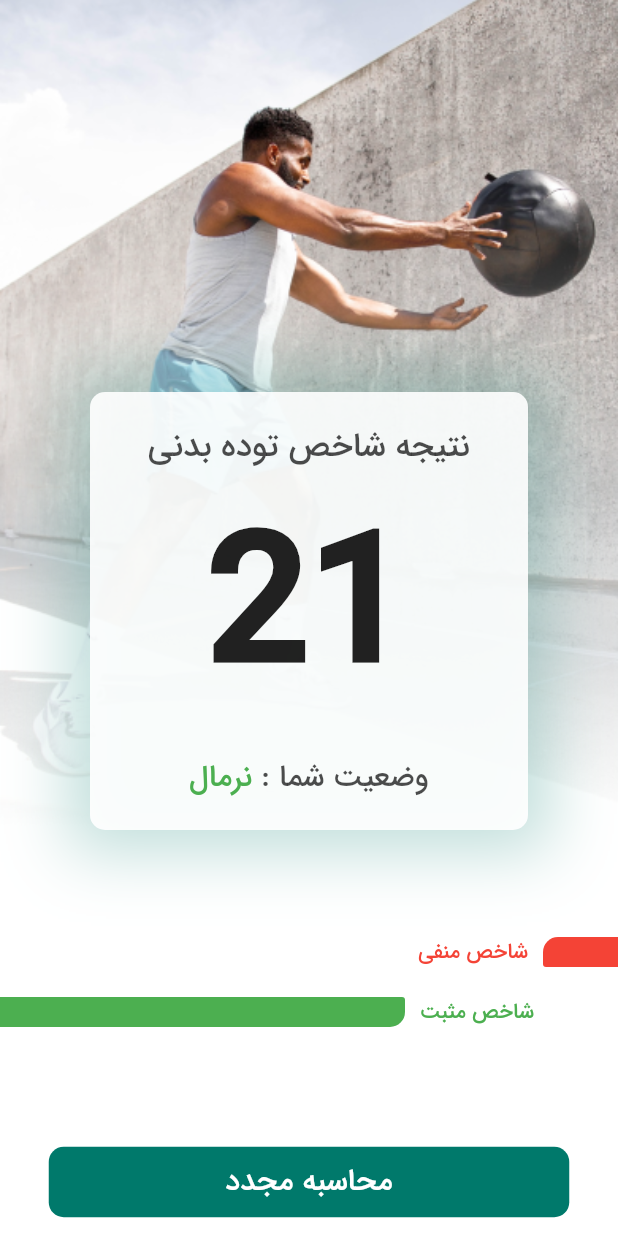
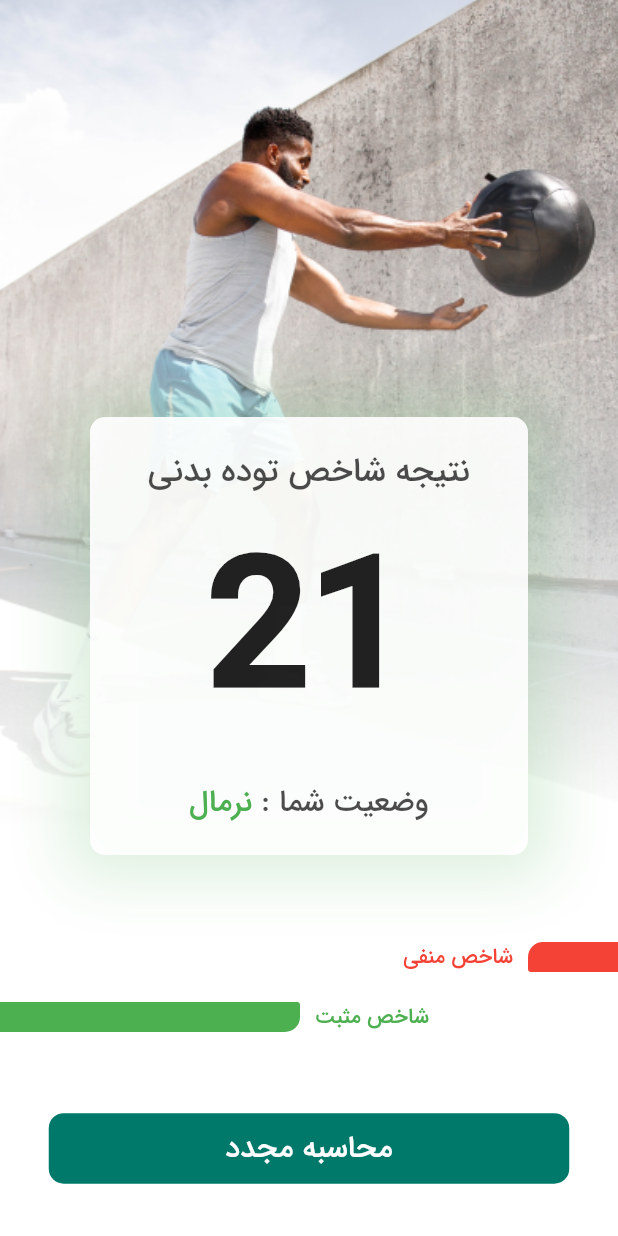
Before and after one commit to ZhiaDev/bmi-calc, a Flutter app: the screen it shows after launch, after a tap on "محاسبه", on a phone screen of 412 x 824 dp. Run offline on Flutter 3.47's test engine with Material 2 defaults, Android fonts, the phone set to English and light mode, and no system bars.

Commit message:
App architecture update

```diff
--- a/lib/home_screen.dart
+++ b/lib/home_screen.dart
@@ -30,17 +30,20 @@ class _HomeScreenState extends State<HomeScreen> {
       child: Scaffold(
         backgroundColor: Colors.transparent,
         body: SafeArea(
+          child: Column(children: [
+            Expanded(
+              flex: 65,
+              child: Container(
                 child: Column(
+                  mainAxisAlignment: MainAxisAlignment.end,
                   children: [
+                    /* app title Section */
                     Row(
                       mainAxisAlignment: MainAxisAlignment.end,
                       children: [
                         Column(
                           crossAxisAlignment: CrossAxisAlignment.end,
                           children: [
-                      SizedBox(
-                        height: 405,
-                      ),
                             Text(
                               'BMI خودتو',
                               style: TextStyle(fontSize: 25),
@@ -53,12 +56,24 @@ class _HomeScreenState extends State<HomeScreen> {
                               textDirection: TextDirection.rtl,
                               textAlign: TextAlign.right,
                             ),
+                            SizedBox(height: 16)
                           ],
                         ),
-                  SizedBox(width: 10),
+                        SizedBox(width: 16),
                       ],
                     ),
-              SizedBox(height: 25),
+                  ],
+                ),
+              ),
+            ),
+
+            /* Slider input Section */
+            Expanded(
+              flex: 25,
+              child: Container(
+                child: Column(
+                  mainAxisAlignment: MainAxisAlignment.center,
+                  children: [
                     Padding(
                       padding: EdgeInsets.symmetric(horizontal: 24),
                       child: Row(
@@ -132,20 +147,31 @@ class _HomeScreenState extends State<HomeScreen> {
                       inactiveColor: Colors.black.withOpacity(0.2),
                       thumbColor: Color(0xFF00796B),
                     ),
-              SizedBox(
-                height: 25,
+                  ],
                 ),
+              ),
+            ),
+
+            /* Calculate Button Section */
+            Expanded(
+              flex: 10,
+              child: Container(
+                child: Center(
+                  child: Column(
+                      mainAxisAlignment: MainAxisAlignment.start,
+                      children: [
                         TextButton(
                           style: TextButton.styleFrom(
                               shape: const RoundedRectangleBorder(
-                      borderRadius: BorderRadius.all(Radius.circular(10)),
+                                borderRadius:
+                                    BorderRadius.all(Radius.circular(10)),
                               ),
                               primary: Colors.white,
                               minimumSize: Size(347, 47),
+                              maximumSize: Size(347, 47),
                               backgroundColor: Color(0xFF00796B)),
                           onPressed: () {
                             double result = weight / pow(height / 100, 2);
-                  print(result.round());
 
                             Navigator.of(context).push(
                               MaterialPageRoute(
@@ -162,32 +188,32 @@ class _HomeScreenState extends State<HomeScreen> {
 
                             setState(() {
                               if (result < 18.5) {
-                      weightBad = 250;
-                      weightGood = 70;
+                                weightBad = 185;
+                                weightGood = 75;
                                 resultText = 'کمبود وزن';
                                 stateColor = Colors.lightBlue;
                                 bg = 'bg1.png';
                               } else if (result >= 18.5 && result <= 24.9) {
-                      weightBad = 50;
-                      weightGood = 270;
+                                weightBad = 60;
+                                weightGood = 200;
                                 resultText = 'نرمال';
                                 stateColor = Color(0xFF4CAF50);
                                 bg = 'bg2.png';
                               } else if (result >= 25 && result <= 29.9) {
-                      weightBad = 220;
-                      weightGood = 80;
+                                weightBad = 130;
+                                weightGood = 90;
                                 resultText = 'اضافه وزن';
                                 stateColor = Colors.amber;
                                 bg = 'bg3.png';
                               } else if (result >= 30 && result <= 34.9) {
-                      weightBad = 270;
-                      weightGood = 65;
+                                weightBad = 185;
+                                weightGood = 75;
                                 resultText = 'اضافه وزن زیاد';
                                 stateColor = Color(0xFFDA5229);
                                 bg = 'bg4.png';
                               } else if (result >= 35) {
-                      weightBad = 300;
-                      weightGood = 50;
+                                weightBad = 200;
+                                weightGood = 60;
                                 resultText = 'چاق مفرط';
                                 stateColor = Color(0xFFB91408);
                                 bg = 'bg5.png';
@@ -200,8 +226,11 @@ class _HomeScreenState extends State<HomeScreen> {
                             textAlign: TextAlign.center,
                           ),
                         ),
-            ],
+                      ]),
                 ),
+              ),
+            ),
+          ]),
         ),
       ),
     );
--- a/lib/main.dart
+++ b/lib/main.dart
@@ -13,7 +13,7 @@ class Application extends StatelessWidget {
     return MaterialApp(
       theme: ThemeData(fontFamily: 'IRANSans'),
       debugShowCheckedModeBanner: false,
-      home: HomeScreen(),
+      home: HomeScreen()
     );
   }
 }
--- a/lib/result_screen.dart
+++ b/lib/result_screen.dart
@@ -34,17 +34,23 @@ class ResultScreen extends StatelessWidget {
         backgroundColor: Colors.transparent,
         body: SafeArea(
           child: Column(
-            mainAxisAlignment: MainAxisAlignment.spaceBetween,
             children: [
-              SizedBox(height: 200),
-              Center(
+
+              /* Result Card Section */
+              Expanded(
+                flex: 75,
+                child: Column(
+                  mainAxisAlignment: MainAxisAlignment.center,
+                  children: [
+                    SizedBox(height: 230),
+                    Container(
                       child: Container(
                         height: 300,
                         width: 300,
                         decoration: BoxDecoration(
                           boxShadow: [
                             BoxShadow(
-                        color: Color(0xFF00796B).withOpacity(0.25),
+                              color: stateColor.withOpacity(0.2),
                               spreadRadius: 10,
                               blurRadius: 35,
                             ),
@@ -68,10 +74,10 @@ class ResultScreen extends StatelessWidget {
                                 ),
                                 textAlign: TextAlign.center,
                               ),
-
                               Text(resultBMI,
                                   style: TextStyle(
-                                fontSize: 120, fontWeight: FontWeight.w700),
+                                      fontSize: 120,
+                                      fontWeight: FontWeight.w700),
                                   textAlign: TextAlign.center),
                               Row(
                                 mainAxisAlignment: MainAxisAlignment.center,
@@ -96,20 +102,39 @@ class ResultScreen extends StatelessWidget {
                         ),
                       ),
                     ),
-              Column(
+                  ],
+                ),
+              ),
+
+              /* Chart Section */
+              Expanded(
+                flex: 15,
+                child: Container(
+                  child: Column(
                     children: [
                       RightShape(width: weightBad),
                       LeftShape(width: weightGood),
                     ],
                   ),
-              Padding(
-                padding: EdgeInsets.symmetric(vertical: 12),
-                child: TextButton(
+                ),
+              ),
+
+              /* ReCalculate Button Section */
+              Expanded(
+                flex: 10,
+                child: Container(
+                  child: Center(
+                    child: Column(
+                      mainAxisAlignment: MainAxisAlignment.start,
+                      children: [
+                        TextButton(
                           style: TextButton.styleFrom(
                               shape: const RoundedRectangleBorder(
-                          borderRadius: BorderRadius.all(Radius.circular(10))),
+                                  borderRadius:
+                                      BorderRadius.all(Radius.circular(10))),
                               primary: Colors.white,
                               minimumSize: Size(347, 47),
+                              maximumSize: Size(347, 47),
                               backgroundColor: Color(0xFF00796B)),
                           onPressed: () {
                             Navigator.of(context).pop();
@@ -120,7 +145,11 @@ class ResultScreen extends StatelessWidget {
                             textAlign: TextAlign.center,
                           ),
                         ),
+                      ],
                     ),
+                  ),
+                ),
+              )
             ],
           ),
         ),
```
Also changed, not shown: 1 other file. Lines whose indentation alone changed are shown as unchanged.
